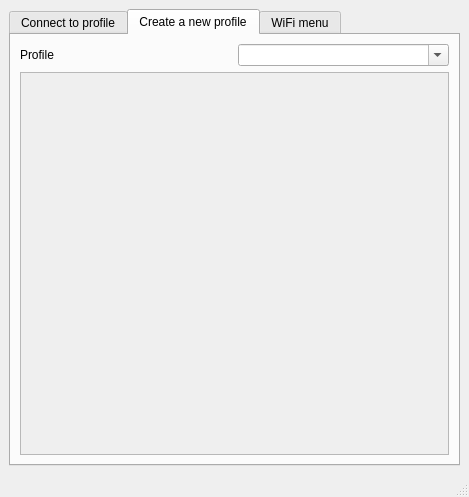
Old version of the form sources/gui/src/mainwindow.ui in the repository arcan1s/netctl-gui.
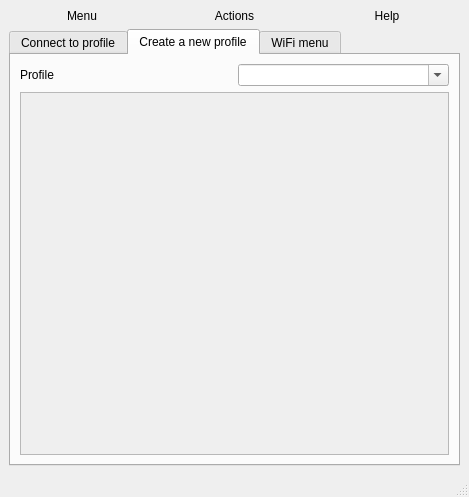
New version of the form. The open tabs and pages were chosen to show the change. Icons and pictures are not drawn.

Commit message: change appmenu to button set to better user experience   (if user will have global appmenu enabled)

Diff of the .ui file:
```diff
--- a/sources/gui/src/mainwindow.ui
+++ b/sources/gui/src/mainwindow.ui
@@ -15,6 +15,40 @@
   </property>
   <widget class="QWidget" name="centralWidget">
    <layout class="QVBoxLayout" name="centralLayout">
+    <item>
+     <layout class="QHBoxLayout" name="layout_menus">
+      <item>
+       <widget class="QPushButton" name="pushButton_menu">
+        <property name="styleSheet">
+         <string notr="true">border: none;</string>
+        </property>
+        <property name="text">
+         <string>Menu</string>
+        </property>
+       </widget>
+      </item>
+      <item>
+       <widget class="QPushButton" name="pushButton_action">
+        <property name="styleSheet">
+         <string notr="true">border: none;</string>
+        </property>
+        <property name="text">
+         <string>Actions</string>
+        </property>
+       </widget>
+      </item>
+      <item>
+       <widget class="QPushButton" name="pushButton_help">
+        <property name="styleSheet">
+         <string notr="true">border: none;</string>
+        </property>
+        <property name="text">
+         <string>Help</string>
+        </property>
+       </widget>
+      </item>
+     </layout>
+    </item>
     <item>
      <widget class="QTabWidget" name="tabWidget">
       <property name="currentIndex">
@@ -157,7 +191,7 @@
              <x>0</x>
              <y>0</y>
              <width>437</width>
-             <height>371</height>
+             <height>368</height>
             </rect>
            </property>
            <property name="sizePolicy">
```
Left out of the diff: 10 changed lines with no effect on the pictures. The commit also changes 4 other files.
